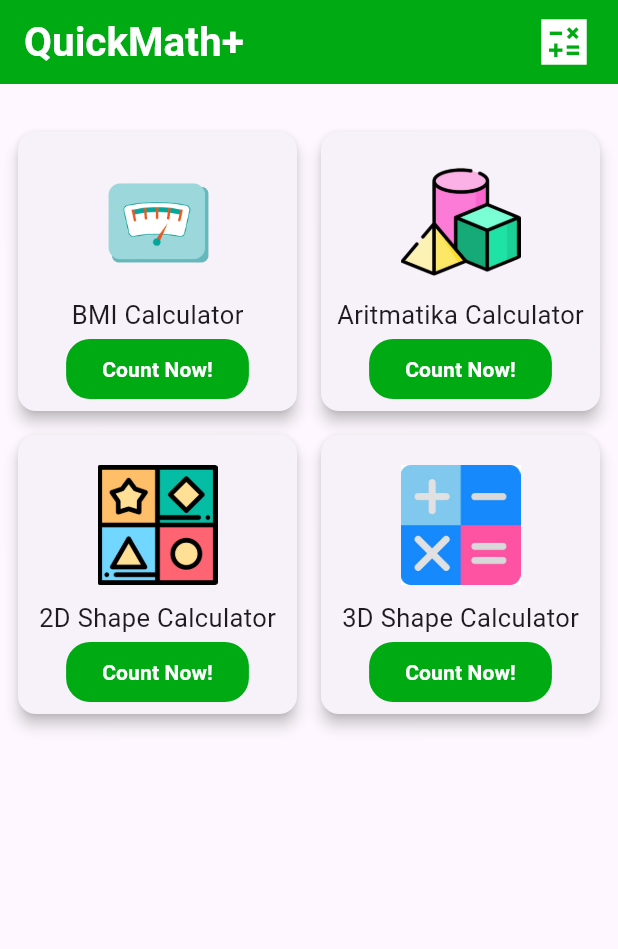
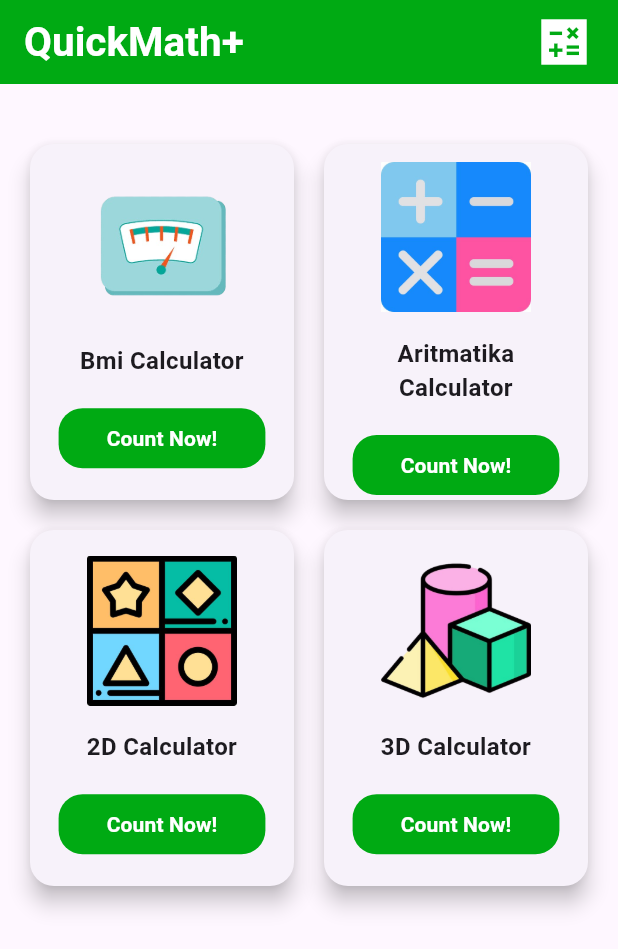
Before and after one commit to ForcesR2N/collaboration_calculator, a Flutter app: the screen it shows after launch, on a phone screen of 412 x 824 dp. Shown: the top 949 px of the screen. Run offline on Flutter 3.47's test engine with Material 3 defaults, Android fonts, the phone set to English and light mode, and no system bars; our stand-ins replace bloc, equatable, flutter_bloc, stacked_card_carousel, syncfusion_flutter_sliders.

Commit message:
improve home page

```diff
--- a/lib/components/my_card.dart
+++ b/lib/components/my_card.dart
@@ -1,18 +1,6 @@
 import 'package:collaboration_calculator/components/my_colors.dart';
 import 'package:flutter/material.dart';
 import 'package:stacked_card_carousel/stacked_card_carousel.dart';
-
-class MyCard extends StatelessWidget {
-  final List<FancyCard> cards;
-  const MyCard({super.key, required this.cards});
-
-  @override
-  Widget build(BuildContext context) {
-    return StackedCardCarousel(
-      items: cards,
-    );
-  }
-}
 
 class FancyCard extends StatelessWidget {
   const FancyCard({
@@ -29,64 +17,84 @@ class FancyCard extends StatelessWidget {
   @override
   Widget build(BuildContext context) {
     return Card(
-      elevation: 4.0,
+      elevation: 6.0,
+      shape: RoundedRectangleBorder(
+        borderRadius: BorderRadius.circular(16),
+      ),
+      child: InkWell(
+        onTap: onPressed,
+        borderRadius: BorderRadius.circular(16),
         child: Padding(
-        padding: const EdgeInsets.all(10.0),
+          padding: const EdgeInsets.all(12.0),
           child: Column(
+            mainAxisAlignment: MainAxisAlignment.center,
             children: <Widget>[
               SizedBox(
-              width: 80,
+                width: 100,
                 height: 100,
                 child: image,
               ),
+              const SizedBox(height: 16),
               Text(
                 title,
-              style: TextStyle(fontSize: 17),
+                style: const TextStyle(
+                  fontSize: 16,
+                  fontWeight: FontWeight.w600,
                 ),
+                textAlign: TextAlign.center,
+              ),
+              const SizedBox(height: 16),
               OutlinedButton(
                 onPressed: onPressed,
                 style: ButtonStyle(
-                backgroundColor: WidgetStateProperty.resolveWith<Color>(
+                  backgroundColor: MaterialStateProperty.resolveWith<Color>(
                     (states) {
-                    if (states.contains(WidgetState.disabled)) {
+                      if (states.contains(MaterialState.disabled)) {
                         return Colors.grey;
                       }
                       return AppColor.mainColor;
                     },
                   ),
-                overlayColor: WidgetStateProperty.resolveWith<Color>(
-                  (state) {
-                    if (state.contains(WidgetState.pressed)) {
-                      return Colors.white;
+                  overlayColor: MaterialStateProperty.resolveWith<Color>(
+                    (states) {
+                      if (states.contains(MaterialState.pressed)) {
+                        return Colors.white.withOpacity(0.2);
                       }
                       return Colors.transparent;
                     },
                   ),
-                side: WidgetStateProperty.resolveWith((state) {
-                  Color borderColor;
-                  if (state.contains(WidgetState.disabled)) {
-                    borderColor = Colors.blue;
-                  } else if (state.contains(WidgetState.pressed)) {
-                    borderColor = AppColor.mainColor;
-                  } else {
-                    borderColor = Colors.transparent;
+                  side: MaterialStateProperty.resolveWith<BorderSide>(
+                    (states) {
+                      if (states.contains(MaterialState.pressed)) {
+                        return BorderSide(
+                          color: AppColor.mainColor,
+                          width: 1.5,
+                        );
                       }
-                  return BorderSide(color: borderColor, width: 1.7);
-                }),
-                shape: WidgetStateProperty.resolveWith<OutlinedBorder>((_) {
-                  return RoundedRectangleBorder(
-                      borderRadius: BorderRadius.circular(16));
-                }),
+                      return BorderSide.none;
+                    },
                   ),
-              child: const Text(
+                  shape: MaterialStateProperty.all(
+                    RoundedRectangleBorder(
+                      borderRadius: BorderRadius.circular(16),
+                    ),
+                  ),
+                ),
+                child: const Padding(
+                  padding: EdgeInsets.symmetric(horizontal: 8.0, vertical: 4.0),
+                  child: Text(
                     "Count Now!",
-                style:
-                    TextStyle(color: Colors.white, fontWeight: FontWeight.bold),
+                    style: TextStyle(
+                      color: Colors.white,
+                      fontWeight: FontWeight.bold,
+                    ),
+                  ),
                 ),
               ),
             ],
           ),
         ),
+      ),
     );
   }
 }
--- a/lib/home_page.dart
+++ b/lib/home_page.dart
@@ -5,24 +5,25 @@ import 'package:collaboration_calculator/pages/bmi_page.dart';
 import 'package:collaboration_calculator/pages/flat_shape_page.dart';
 import 'package:collaboration_calculator/pages/geometry_page.dart';
 import 'package:flutter/material.dart';
-import 'package:font_awesome_flutter/font_awesome_flutter.dart';
 
 class HomePage extends StatelessWidget {
   const HomePage({super.key});
 
   @override
   Widget build(BuildContext context) {
+    final size = MediaQuery.of(context).size;
+
     return Scaffold(
       appBar: AppBar(
         backgroundColor: AppColor.mainColor,
-        title: const Row(
+        title: Row(
           children: [
             Expanded(
               child: Text(
                 "QuickMath+",
                 style: TextStyle(
                   color: Colors.white,
-                  fontSize: 27,
+                  fontSize: size.width < 350 ? 22 : 27,
                   fontWeight: FontWeight.bold,
                 ),
               ),
@@ -36,65 +37,21 @@ class HomePage extends StatelessWidget {
         ),
       ),
       body: Padding(
-        padding: const EdgeInsets.all(8.0),
+        padding: const EdgeInsets.all(16.0),
         child: Column(
           children: [
             const SizedBox(height: 20),
             Expanded(
-              child: GridView.count(
-                crossAxisCount: 2,
-                crossAxisSpacing: 8.0,
-                mainAxisSpacing: 8.0,
-                children: [
-                  FancyCard(
-                    image: Image.asset("lib/images/scales.png"),
-                    title: "BMI Calculator",
-                    onPressed: () {
-                      Navigator.push(
-                        context,
-                        MaterialPageRoute(
-                          builder: (context) => BmiPage(),
-                        ),
-                      );
-                    },
-                  ),
-                  FancyCard(
-                    image: Image.asset("lib/images/bangun_ruang.png"),
-                    title: "Aritmatika Calculator",
-                    onPressed: () {
-                      Navigator.push(
-                        context,
-                        MaterialPageRoute(
-                          builder: (context) => AritmatikaPage(),
-                        ),
-                      );
-                    },
-                  ),
-                  FancyCard(
-                    image: Image.asset("lib/images/bangun_datar.jpg"),
-                    title: "2D Shape Calculator",
-                    onPressed: () {
-                      Navigator.push(
-                        context,
-                        MaterialPageRoute(
-                          builder: (context) => FlatShapePage(),
-                        ),
-                      );
-                    },
-                  ),
-                  FancyCard(
-                    image: Image.asset("lib/images/aritmatika.jpg"),
-                    title: "3D Shape Calculator",
-                    onPressed: () {
-                      Navigator.push(
-                        context,
-                        MaterialPageRoute(
-                          builder: (context) => GeometryPage(),
-                        ),
-                      );
-                    },
-                  ),
-                ],
+              child: GridView.builder(
+                gridDelegate: SliverGridDelegateWithFixedCrossAxisCount(
+                    crossAxisCount: size.width < 500 ? 2 : 3,
+                    crossAxisSpacing: 12.0,
+                    mainAxisSpacing: 12.0,
+                    childAspectRatio: 3 / 4),
+                itemCount: 4,
+                itemBuilder: (context, index) {
+                  return _buildFancyCard(context, index);
+                },
               ),
             ),
           ],
@@ -102,4 +59,43 @@ class HomePage extends StatelessWidget {
       ),
     );
   }
+
+  Widget _buildFancyCard(BuildContext context, int index) {
+    List<Map<String, dynamic>> cardData = [
+      {
+        'image': 'lib/images/scales.png',
+        'title': "Bmi Calculator",
+        'page': BmiPage(),
+      },
+      {
+        'image': 'lib/images/aritmatika.jpg',
+        'title': "Aritmatika Calculator",
+        'page': AritmatikaPage(),
+      },
+      {
+        'image': 'lib/images/bangun_datar.jpg',
+        'title': "2D Calculator",
+        'page': FlatShapePage(),
+      },
+      {
+        'image': 'lib/images/bangun_ruang.png',
+        'title': "3D Calculator",
+        'page': GeometryPage(),
+      },
+    ];
+    final cardInfo = cardData[index];
+
+    return FancyCard(
+      image: Image.asset(cardInfo['image']),
+      title: cardInfo['title'],
+      onPressed: () {
+        Navigator.push(
+          context,
+          MaterialPageRoute(
+            builder: (context) => cardInfo['page'],
+          ),
+        );
+      },
+    );
+  }
 }
```
Lines whose indentation alone changed are shown as unchanged.
